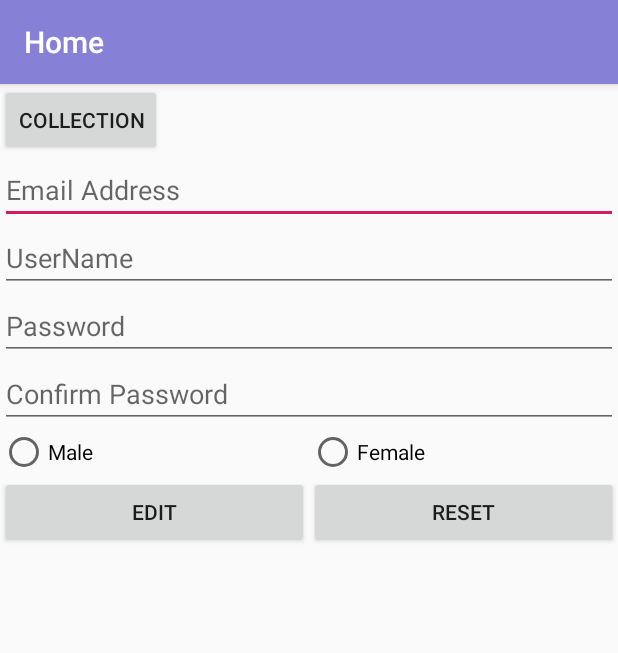
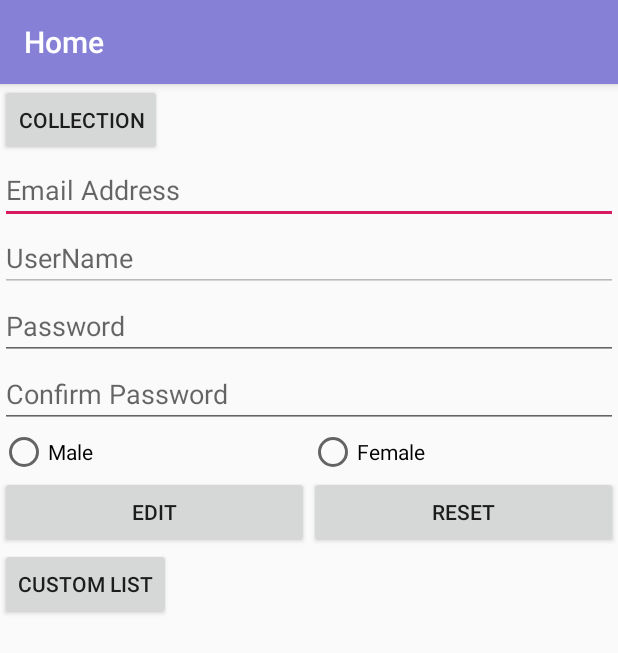
Before and after one commit to sghatuwa/android-example, an Android app: the Home screen opened directly, with no data from a screen before it, on a phone screen of 412 x 824 dp. Shown: the top 653 px of the screen. Run offline under Robolectric (Android 15) with nearby library versions, the phone set to English and light mode, and no system bars; 5 statements that could not run were skipped.

Commit message:
Added Custom List desing and updating value in table

```diff
--- a/app/src/main/AndroidManifest.xml
+++ b/app/src/main/AndroidManifest.xml
@@ -31,6 +31,9 @@
         </activity>
         <activity android:name=".activity.Home"
             android:label="Home"/>
+        <activity android:name=".activity.MyCustomList"
+            android:parentActivityName=".activity.Home"
+            android:label="List" />
     </application>
 
 </manifest>
--- a/app/src/main/java/com/example/myjavaapps/activity/Home.java
+++ b/app/src/main/java/com/example/myjavaapps/activity/Home.java
@@ -18,7 +18,7 @@ import com.example.myjavaapps.database.DatabaseHelper;
 
 public class Home extends AppCompatActivity {
 
-    Button edit, reset, collection;
+    Button edit, reset, collection, custom_list;
     EditText email, username, password, confirm_password;
     RadioButton male, female;
     DatabaseHelper databaseHelper = new DatabaseHelper(this);
@@ -31,6 +31,7 @@ public class Home extends AppCompatActivity {
         sharedPreferences = getSharedPreferences("user", MODE_PRIVATE);
         collection = findViewById(R.id.collection);
         edit = findViewById(R.id.edit_btn);
+        custom_list = findViewById(R.id.custom_list);
         reset = findViewById(R.id.reset_btn);
         email = findViewById(R.id.email);
         password = findViewById(R.id.password);
@@ -47,15 +48,35 @@ public class Home extends AppCompatActivity {
         });
         String uname = sharedPreferences.getString("username", "");
         Toast.makeText(this, "Username: "+uname, Toast.LENGTH_SHORT).show();
-        User user = databaseHelper.getUserData(uname);
+        final User user = databaseHelper.getUserData(uname);
         email.setText(user.getEmail());
         username.setText(user.getUsername());
         password.setText(user.getPassword());
-
+        username.setEnabled(false);
         if(user.getGender().equals(male.getText().toString())){
             male.setChecked(true);
         } else if(user.getGender().equals(female.getText().toString())){
             female.setChecked(true);
         }
+
+        edit.setOnClickListener(new View.OnClickListener() {
+            @Override
+            public void onClick(View view) {
+                user.setEmail(email.getText().toString());
+                user.setPassword(password.getText().toString());
+                String gender = male.getText().toString();
+                if(female.isChecked())
+                    gender = female.getText().toString();
+                user.setGender(gender);
+                databaseHelper.updateuserData(user);
+            }
+        });
+
+        custom_list.setOnClickListener(new View.OnClickListener() {
+            @Override
+            public void onClick(View view) {
+                startActivity(new Intent(Home.this, MyCustomList.class));
+            }
+        });
     }
 }
--- a/app/src/main/res/layout/home.xml
+++ b/app/src/main/res/layout/home.xml
@@ -18,7 +18,7 @@
 
     <LinearLayout
         android:layout_width="match_parent"
-        android:layout_height="match_parent"
+        android:layout_height="wrap_content"
         android:orientation="vertical">
 
         <EditText
@@ -85,4 +85,18 @@
                 android:text="Reset" />
         </LinearLayout>
     </LinearLayout>
+    <HorizontalScrollView
+        android:layout_width="match_parent"
+        android:layout_height="wrap_content">
+        <LinearLayout
+            android:layout_width="wrap_content"
+            android:layout_height="wrap_content"
+            android:orientation="horizontal">
+            <Button
+                android:id="@+id/custom_list"
+                android:layout_width="wrap_content"
+                android:layout_height="wrap_content"
+                android:text="Custom List"/>
+        </LinearLayout>
+    </HorizontalScrollView>
 </LinearLayout>
```
Also changed, not shown: app/src/main/java/com/example/myjavaapps/activity/MyCustomList.java (added, +27 -0 lines), app/src/main/java/com/example/myjavaapps/adapter/MyCustomListAdapter.java (added, +55 -0 lines), app/src/main/java/com/example/myjavaapps/database/DatabaseHelper.java (+49 -0 lines), app/src/main/res/layout/activity_my_custom_list.xml (added, +10 -0 lines), app/src/main/res/layout/custom_user_list_design.xml (added, +24 -0 lines).
